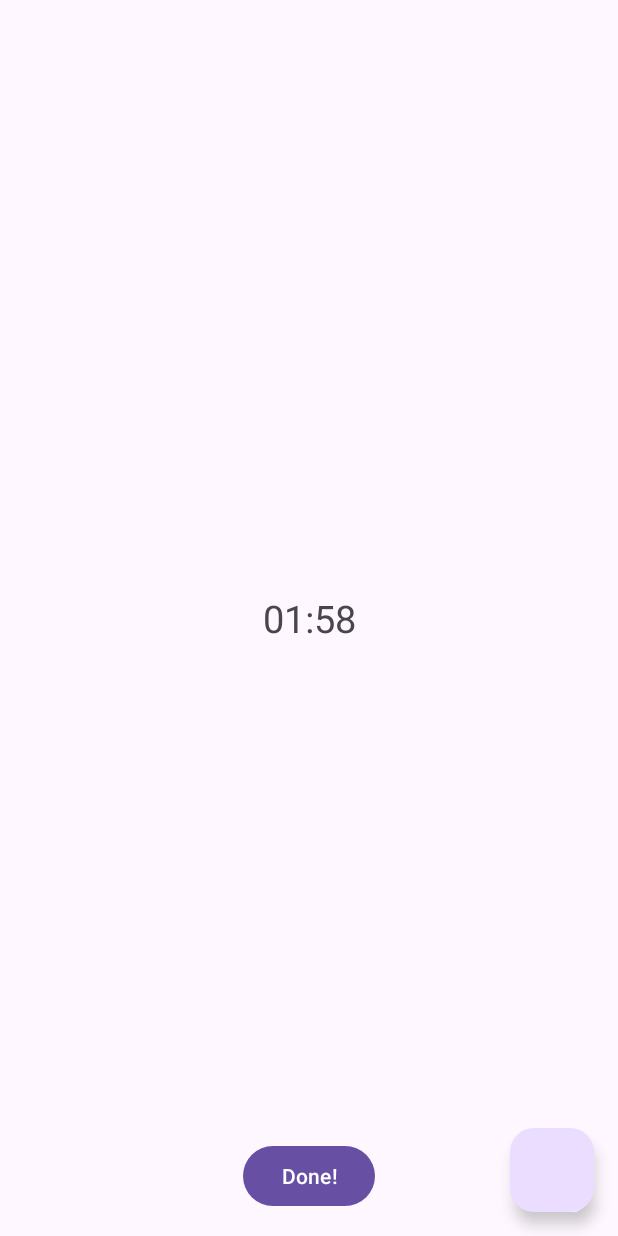
After one commit to cristiangoncas/SnackMovement, an Android app: the fragment FragmentSnackInProgress placed in its activity, on a phone screen of 412 x 824 dp. The commit adds this screen. Run offline under Robolectric (Android 15) with nearby library versions, the phone set to English and light mode, and no system bars; our stand-ins replace data binding; 2 statements that could not run were skipped.

Commit message:
feat: movement selector, snack countdown and snack log storage

```diff
--- a/app/build.gradle.kts
+++ b/app/build.gradle.kts
@@ -3,6 +3,7 @@ plugins {
     id("org.jetbrains.kotlin.android")
     kotlin("kapt") version "1.9.10"
     id("androidx.navigation.safeargs.kotlin")
+    kotlin("plugin.serialization")
 }
 
 android {
@@ -63,6 +64,7 @@ dependencies {
     implementation("io.insert-koin:koin-android:$koinAndroidVersion")
     implementation("io.insert-koin:koin-androidx-navigation:$koinAndroidVersion")
     implementation("androidx.lifecycle:lifecycle-viewmodel-ktx:2.6.2")
+    implementation("org.jetbrains.kotlinx:kotlinx-serialization-json:1.6.2")
 
     val jUnitVersion = "4.13.2"
     val extJUnitVestion = "1.1.5"
--- a/app/src/main/java/com/cristiangoncas/snackmovement/di/DatabaseModule.kt
+++ b/app/src/main/java/com/cristiangoncas/snackmovement/di/DatabaseModule.kt
@@ -2,6 +2,8 @@ package com.cristiangoncas.snackmovement.di
 
 import com.cristiangoncas.snackmovement.model.repository.MovementRepository
 import com.cristiangoncas.snackmovement.model.repository.MovementRepositoryImpl
+import com.cristiangoncas.snackmovement.model.repository.SnacksLogRepository
+import com.cristiangoncas.snackmovement.model.repository.SnacksLogRepositoryImpl
 import com.cristiangoncas.snackmovement.model.repository.local.AppDatabase
 import org.koin.dsl.module
 
@@ -15,7 +17,16 @@ val databaseModule = module {
         db.movementDao()
     }
 
+    single {
+        val db: AppDatabase = get()
+        db.snackLogDao()
+    }
+
     single<MovementRepository> {
         MovementRepositoryImpl(get())
     }
+
+    single<SnacksLogRepository> {
+        SnacksLogRepositoryImpl(get())
+    }
 }
--- a/app/src/main/java/com/cristiangoncas/snackmovement/di/UseCaseModule.kt
+++ b/app/src/main/java/com/cristiangoncas/snackmovement/di/UseCaseModule.kt
@@ -2,6 +2,8 @@ package com.cristiangoncas.snackmovement.di
 
 import com.cristiangoncas.snackmovement.usecases.GetAvgSnacksPerPeriodUseCase
 import com.cristiangoncas.snackmovement.usecases.GetAvgSnacksPerPeriodUseCaseImpl
+import com.cristiangoncas.snackmovement.usecases.GetCountDownTimerUseCase
+import com.cristiangoncas.snackmovement.usecases.GetCountDownTimerUseCaseImpl
 import com.cristiangoncas.snackmovement.usecases.GetGoalUseCase
 import com.cristiangoncas.snackmovement.usecases.GetGoalUseCaseImpl
 import com.cristiangoncas.snackmovement.usecases.GetMovementDetailsUseCase
@@ -16,6 +18,8 @@ import com.cristiangoncas.snackmovement.usecases.GetTopChallengesUseCase
 import com.cristiangoncas.snackmovement.usecases.GetTopChallengesUseCaseImpl
 import com.cristiangoncas.snackmovement.usecases.GetYesterdaySnacksUseCase
 import com.cristiangoncas.snackmovement.usecases.GetYesterdaySnacksUseCaseImpl
+import com.cristiangoncas.snackmovement.usecases.RegisterSnackUseCase
+import com.cristiangoncas.snackmovement.usecases.RegisterSnackUseCaseImpl
 import org.koin.dsl.module
 
 val useCaseModule = module {
@@ -49,4 +53,12 @@ val useCaseModule = module {
     factory<GetStatisticsUseCase> {
         GetStatisticsUseCaseImpl()
     }
+
+    factory<GetCountDownTimerUseCase> {
+        GetCountDownTimerUseCaseImpl()
+    }
+
+    factory<RegisterSnackUseCase> {
+        RegisterSnackUseCaseImpl(get())
+    }
 }
--- a/app/src/main/java/com/cristiangoncas/snackmovement/di/ViewModelModule.kt
+++ b/app/src/main/java/com/cristiangoncas/snackmovement/di/ViewModelModule.kt
@@ -3,6 +3,7 @@ package com.cristiangoncas.snackmovement.di
 import com.cristiangoncas.snackmovement.view.viewmodel.HomeViewModelImpl
 import com.cristiangoncas.snackmovement.view.viewmodel.MovementDetailViewModelImpl
 import com.cristiangoncas.snackmovement.view.viewmodel.MovementsViewModelImpl
+import com.cristiangoncas.snackmovement.view.viewmodel.SnackInProgressViewModelImpl
 import org.koin.androidx.viewmodel.dsl.viewModel
 import org.koin.dsl.module
 
@@ -10,4 +11,5 @@ val viewModelModule = module {
     viewModel { HomeViewModelImpl(get(), get(), get(), get()) }
     viewModel { MovementsViewModelImpl(get(), get()) }
     viewModel { MovementDetailViewModelImpl(get()) }
+    viewModel { SnackInProgressViewModelImpl(get(), get()) }
 }
--- /dev/null
+++ b/app/src/main/java/com/cristiangoncas/snackmovement/usecases/GetCountDownTimerUseCase.kt
@@ -0,0 +1,30 @@
+package com.cristiangoncas.snackmovement.usecases
+
+import android.os.CountDownTimer
+import com.cristiangoncas.snackmovement.view.viewmodel.SnackInProgressViewModelImpl
+
+interface GetCountDownTimerUseCase {
+
+    operator fun invoke(countdownListener: CountDownListener, timeInMillis: Long = 120000): CountDownTimer
+}
+
+interface CountDownListener {
+    fun onTick(millisUntilFinished: Long)
+
+    fun onFinish()
+}
+
+class GetCountDownTimerUseCaseImpl : GetCountDownTimerUseCase {
+    // TODO: Pass an interface that will receive onTick and onFinish in order to update the UI
+    override fun invoke(countdownListener: CountDownListener, timeInMillis: Long): CountDownTimer {
+        return object : CountDownTimer(timeInMillis, 1000) {
+            override fun onTick(millisUntilFinished: Long) {
+                countdownListener.onTick(millisUntilFinished)
+            }
+
+            override fun onFinish() {
+                countdownListener.onFinish()
+            }
+        }
+    }
+}
--- /dev/null
+++ b/app/src/main/java/com/cristiangoncas/snackmovement/usecases/RegisterSnackUseCase.kt
@@ -0,0 +1,17 @@
+package com.cristiangoncas.snackmovement.usecases
+
+import com.cristiangoncas.snackmovement.model.models.Snack
+import com.cristiangoncas.snackmovement.model.repository.SnacksLogRepository
+
+interface RegisterSnackUseCase {
+
+    operator fun invoke(snack: Snack)
+}
+
+class RegisterSnackUseCaseImpl(
+    private val snacksLogRepository: SnacksLogRepository,
+) : RegisterSnackUseCase {
+    override fun invoke(snack: Snack) {
+        snacksLogRepository.insertSnackLog(System.currentTimeMillis(), snack)
+    }
+}
--- a/app/src/main/java/com/cristiangoncas/snackmovement/view/activity/MainActivity.kt
+++ b/app/src/main/java/com/cristiangoncas/snackmovement/view/activity/MainActivity.kt
@@ -22,8 +22,11 @@ class MainActivity : AppCompatActivity() {
                 ?: return
         val navController = host.navController
         navController.addOnDestinationChangedListener { _, destination, _ ->
-            if ((destination.id == R.id.fragmentMovements || destination.id == R.id.fragmentMovementDetail) &&
-                startingSnack
+            if ((
+                    destination.id == R.id.fragmentMovements ||
+                        destination.id == R.id.fragmentMovementDetail ||
+                        destination.id == R.id.fragmentSnackInProgress
+                    ) && startingSnack
             ) {
                 binding.newSnack.visibility = View.GONE
             } else {
--- /dev/null
+++ b/app/src/main/java/com/cristiangoncas/snackmovement/view/fragment/FragmentSnackInProgress.kt
@@ -0,0 +1,47 @@
+package com.cristiangoncas.snackmovement.view.fragment
+
+import android.os.Bundle
+import android.view.LayoutInflater
+import android.view.View
+import android.view.ViewGroup
+import androidx.fragment.app.Fragment
+import androidx.navigation.fragment.findNavController
+import androidx.navigation.fragment.navArgs
+import com.cristiangoncas.snackmovement.databinding.FragmentSnackInProgressBinding
+import com.cristiangoncas.snackmovement.view.viewmodel.SnackInProgressViewModelImpl
+import kotlinx.serialization.json.Json
+import org.koin.androidx.viewmodel.ext.android.viewModel
+
+class FragmentSnackInProgress : Fragment() {
+
+    private val viewModel: SnackInProgressViewModelImpl by viewModel()
+    private lateinit var binding: FragmentSnackInProgressBinding
+
+    override fun onCreateView(
+        inflater: LayoutInflater,
+        container: ViewGroup?,
+        savedInstanceState: Bundle?,
+    ): View {
+        binding = FragmentSnackInProgressBinding.inflate(inflater)
+        val args: FragmentSnackInProgressArgs by navArgs()
+        viewModel.setSnack(Json.decodeFromString(args.snack))
+        return binding.root
+    }
+
+    override fun onViewCreated(view: View, savedInstanceState: Bundle?) {
+        super.onViewCreated(view, savedInstanceState)
+        binding.done.setOnClickListener {
+            viewModel.markAsDone()
+            val action =
+                FragmentSnackInProgressDirections.actionFragmentSnackInProgressToFragmentHome()
+            findNavController().navigate(action)
+        }
+        viewModel.viewState().observe(
+            viewLifecycleOwner,
+        ) { state ->
+            if (!binding.countDown.text.contentEquals(state.timeLeft)) {
+                binding.countDown.text = state.timeLeft
+            }
+        }
+    }
+}
--- /dev/null
+++ b/app/src/main/java/com/cristiangoncas/snackmovement/view/state/SnackInProgressViewState.kt
@@ -0,0 +1,6 @@
+package com.cristiangoncas.snackmovement.view.state
+
+class SnackInProgressViewState {
+    var timeLeft: String = "00:00"
+    var snackCompleted: Boolean = false
+}
--- a/app/src/main/java/com/cristiangoncas/snackmovement/view/viewmodel/HomeViewModelImpl.kt
+++ b/app/src/main/java/com/cristiangoncas/snackmovement/view/viewmodel/HomeViewModelImpl.kt
@@ -1,5 +1,6 @@
 package com.cristiangoncas.snackmovement.view.viewmodel
 
+import android.os.CountDownTimer
 import androidx.lifecycle.LiveData
 import androidx.lifecycle.MutableLiveData
 import androidx.lifecycle.ViewModel
--- /dev/null
+++ b/app/src/main/java/com/cristiangoncas/snackmovement/view/viewmodel/SnackInProgressViewModel.kt
@@ -0,0 +1,14 @@
+package com.cristiangoncas.snackmovement.view.viewmodel
+
+import androidx.lifecycle.LiveData
+import com.cristiangoncas.snackmovement.model.models.Snack
+import com.cristiangoncas.snackmovement.view.state.SnackInProgressViewState
+
+interface SnackInProgressViewModel {
+
+    fun viewState(): LiveData<SnackInProgressViewState>
+
+    fun setSnack(snack: Snack)
+
+    fun markAsDone()
+}
--- /dev/null
+++ b/app/src/main/java/com/cristiangoncas/snackmovement/view/viewmodel/SnackInProgressViewModelImpl.kt
@@ -0,0 +1,65 @@
+package com.cristiangoncas.snackmovement.view.viewmodel
+
+import android.os.CountDownTimer
+import androidx.lifecycle.LiveData
+import androidx.lifecycle.MutableLiveData
+import androidx.lifecycle.ViewModel
+import androidx.lifecycle.viewModelScope
+import com.cristiangoncas.snackmovement.model.models.Snack
+import com.cristiangoncas.snackmovement.usecases.CountDownListener
+import com.cristiangoncas.snackmovement.usecases.GetCountDownTimerUseCase
+import com.cristiangoncas.snackmovement.usecases.RegisterSnackUseCase
+import com.cristiangoncas.snackmovement.view.state.SnackInProgressViewState
+import kotlinx.coroutines.Dispatchers
+import kotlinx.coroutines.launch
+import java.util.Locale
+
+class SnackInProgressViewModelImpl(
+    private val getCountDownTimerUseCase: GetCountDownTimerUseCase,
+    private val registerSnackUseCase: RegisterSnackUseCase,
+) : SnackInProgressViewModel, ViewModel() {
+
+    private lateinit var currentSnack: Snack
+    private var counter: CountDownTimer? = null
+
+    private val viewStateLiveData: MutableLiveData<SnackInProgressViewState> = MutableLiveData(
+        SnackInProgressViewState(),
+    )
+
+    override fun viewState(): LiveData<SnackInProgressViewState> {
+        startCountDown()
+        return viewStateLiveData
+    }
+
+    override fun setSnack(snack: Snack) {
+        currentSnack = snack
+    }
+
+    override fun markAsDone() {
+        viewModelScope.launch(Dispatchers.IO) {
+            registerSnackUseCase.invoke(currentSnack)
+            counter?.cancel()
+        }
+    }
+
+    private fun startCountDown() {
+        counter = getCountDownTimerUseCase.invoke(object : CountDownListener {
+            override fun onTick(millisUntilFinished: Long) {
+                updateCountDownText(millisUntilFinished)
+            }
+
+            override fun onFinish() {
+            }
+        }).start()
+    }
+
+    private fun updateCountDownText(millisUntilFinished: Long) {
+        val minutes = (millisUntilFinished / 1000) / 60
+        val seconds = (millisUntilFinished / 1000) % 60
+        val timeFormatted = String.format(Locale.getDefault(), "%02d:%02d", minutes, seconds)
+        viewStateLiveData.value?.let { viewState ->
+            viewState.timeLeft = timeFormatted
+            viewStateLiveData.postValue(viewState)
+        }
+    }
+}
--- /dev/null
+++ b/app/src/main/res/layout/fragment_snack_in_progress.xml
@@ -0,0 +1,32 @@
+<?xml version="1.0" encoding="utf-8"?>
+<layout xmlns:android="http://schemas.android.com/apk/res/android"
+    xmlns:app="http://schemas.android.com/apk/res-auto"
+    xmlns:tools="http://schemas.android.com/tools">
+
+    <androidx.constraintlayout.widget.ConstraintLayout
+        android:layout_width="match_parent"
+        android:layout_height="match_parent">
+
+        <TextView
+            android:id="@+id/count_down"
+            android:layout_width="wrap_content"
+            android:layout_height="wrap_content"
+            android:textSize="25sp"
+            app:layout_constraintStart_toStartOf="parent"
+            app:layout_constraintEnd_toEndOf="parent"
+            app:layout_constraintTop_toTopOf="parent"
+            app:layout_constraintBottom_toBottomOf="parent"
+            tools:text="02:00"/>
+
+        <Button
+            android:id="@+id/done"
+            android:layout_width="wrap_content"
+            android:layout_height="wrap_content"
+            android:text="Done!"
+            app:layout_constraintStart_toStartOf="parent"
+            app:layout_constraintEnd_toEndOf="parent"
+            app:layout_constraintBottom_toBottomOf="parent"
+            android:layout_marginBottom="16dp"
+            tools:text="Done!"/>
+    </androidx.constraintlayout.widget.ConstraintLayout>
+</layout>
--- a/app/src/main/res/navigation/nav_graph.xml
+++ b/app/src/main/res/navigation/nav_graph.xml
@@ -2,10 +2,10 @@
 <navigation xmlns:android="http://schemas.android.com/apk/res/android"
     xmlns:app="http://schemas.android.com/apk/res-auto"
     android:id="@+id/nav_graph"
-    app:startDestination="@id/fragmentMain">
+    app:startDestination="@id/fragmentHome">
 
     <fragment
-        android:id="@+id/fragmentMain"
+        android:id="@+id/fragmentHome"
         android:name="com.cristiangoncas.snackmovement.view.fragment.FragmentHome"
         android:label="FragmentMain">
         <action
@@ -29,8 +29,7 @@
             app:argType="boolean" />
         <action
             android:id="@+id/action_fragmentMovements_to_fragmentMovementDetail"
-            app:destination="@id/fragmentMovementDetail">
-        </action>
+            app:destination="@id/fragmentMovementDetail" />
     </fragment>
     <fragment
         android:id="@+id/fragmentMovementDetail"
@@ -44,5 +43,19 @@
             android:name="movementId"
             android:defaultValue="-1"
             app:argType="integer" />
+        <action
+            android:id="@+id/action_fragmentMovementDetail_to_fragmentSnackInProgress"
+            app:destination="@id/fragmentSnackInProgress" />
+    </fragment>
+    <fragment
+        android:id="@+id/fragmentSnackInProgress"
+        android:name="com.cristiangoncas.snackmovement.view.fragment.FragmentSnackInProgress"
+        android:label="FragmentSnackInProgress">
+        <argument
+            android:name="snack"
+            app:argType="string" />
+        <action
+            android:id="@+id/action_fragmentSnackInProgress_to_fragmentHome"
+            app:destination="@id/fragmentHome" />
     </fragment>
 </navigation>
--- a/build.gradle.kts
+++ b/build.gradle.kts
@@ -3,6 +3,7 @@ plugins {
     id("com.android.application") version "8.1.1" apply false
     id("org.jetbrains.kotlin.android") version "1.9.0" apply false
     id("org.jetbrains.kotlin.kapt") version "1.9.10"
+    kotlin("plugin.serialization") version "1.8.20"
 }
 
 buildscript {
```
Also changed, not shown: app/src/main/java/com/cristiangoncas/snackmovement/model/models/Snack.kt (+8 -2 lines), app/src/main/java/com/cristiangoncas/snackmovement/view/fragment/FragmentMovementDetail.kt (+18 -0 lines), app/src/main/java/com/cristiangoncas/snackmovement/view/viewmodel/MovementsViewModelImpl.kt (+12 -0 lines).
